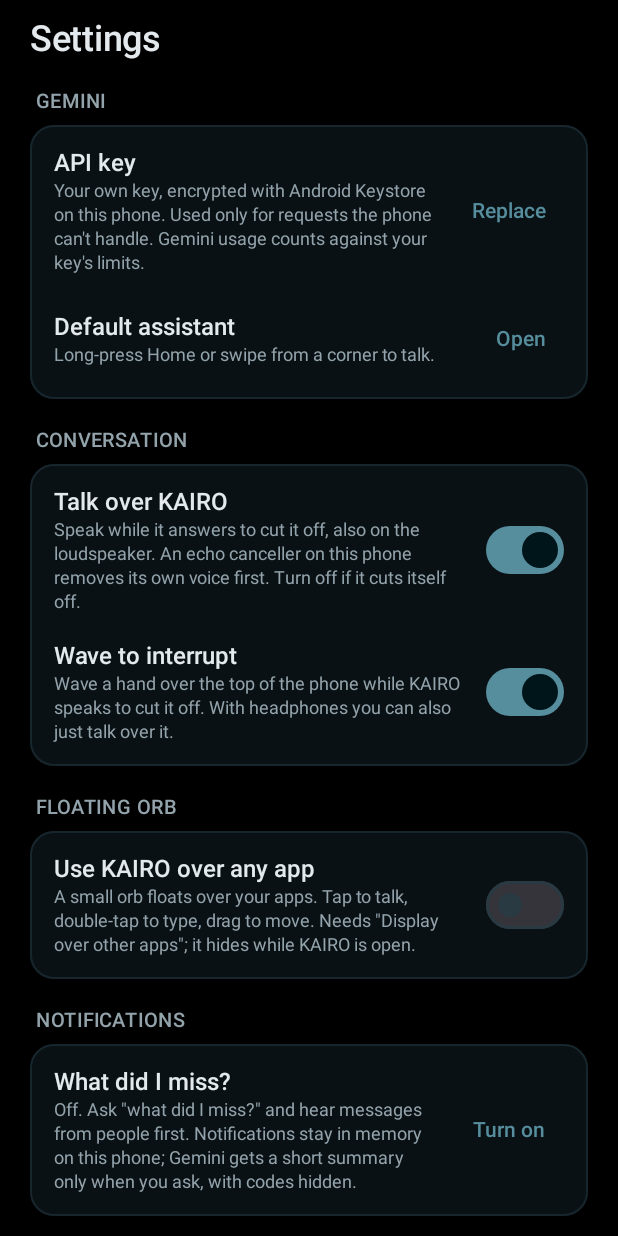
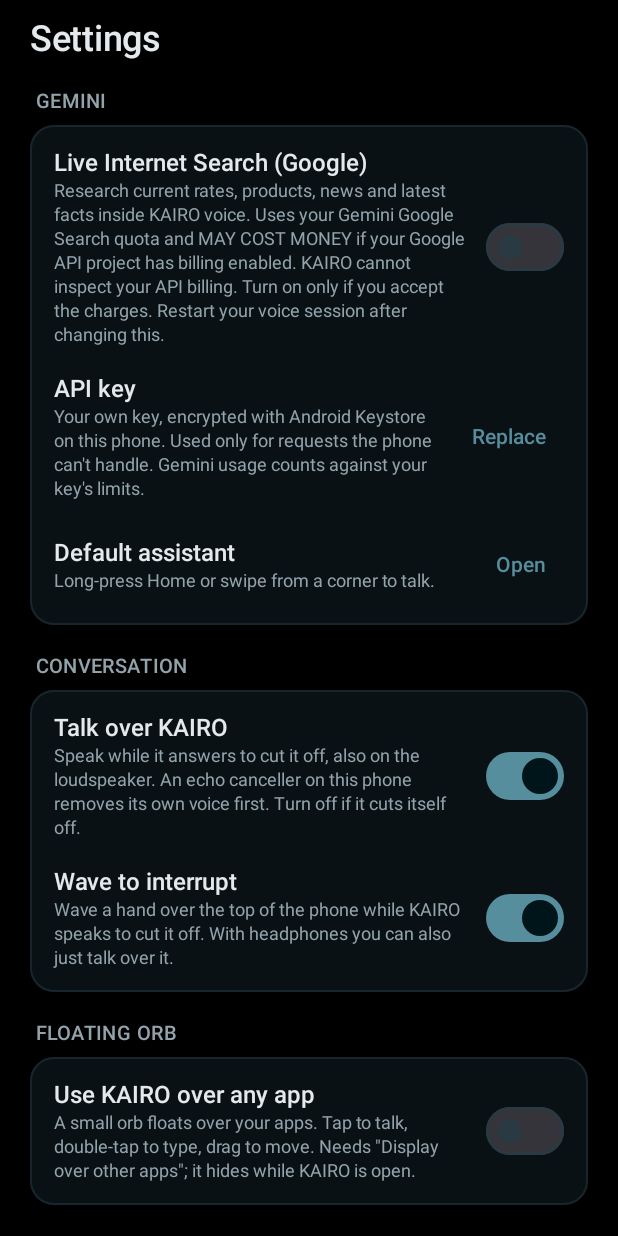
Before and after one commit to KAIRO-01/P1, an Android app built with Jetpack Compose: the composable SettingsScreen shown on its own in the app's theme, on a phone screen of 412 x 824 dp. Run offline under Robolectric (Android 15) with nearby library versions, the phone set to English and light mode, and no system bars.

Commit message:
Enable Gemini Live Google Search with optional setting and current-information rules

```diff
--- a/app/src/main/java/app/shilex/android/ui/SettingsScreen.kt
+++ b/app/src/main/java/app/shilex/android/ui/SettingsScreen.kt
@@ -62,6 +62,19 @@ fun SettingsScreen(assistant: AssistantViewModel) {
         Text("Settings", style = MaterialTheme.typography.headlineSmall, modifier = Modifier.padding(top = 12.dp))
 
         Section("Gemini") {
+            val liveSettings = remember { AppSettings(context) }
+            var liveWebOn by remember { mutableStateOf(liveSettings.liveWebSearch) }
+            SwitchRow(
+                "Live Internet Search (Google)",
+                "Research current rates, products, news and latest facts inside KAIRO voice. " +
+                    "Uses your Gemini Google Search quota and MAY COST MONEY if your Google API project has billing enabled. " +
+                    "KAIRO cannot inspect your API billing. Turn on only if you accept the charges. " +
+                    "Restart your voice session after changing this.",
+                liveWebOn,
+            ) {
+                liveWebOn = it
+                liveSettings.liveWebSearch = it
+            }
             InfoRow("API key", "Your own key, encrypted with Android Keystore on this phone. Used only for requests the phone can't handle. Gemini usage counts against your key's limits.") {
                 TextButton(onClick = assistant::forgetKey) { Text("Replace") }
             }
```
